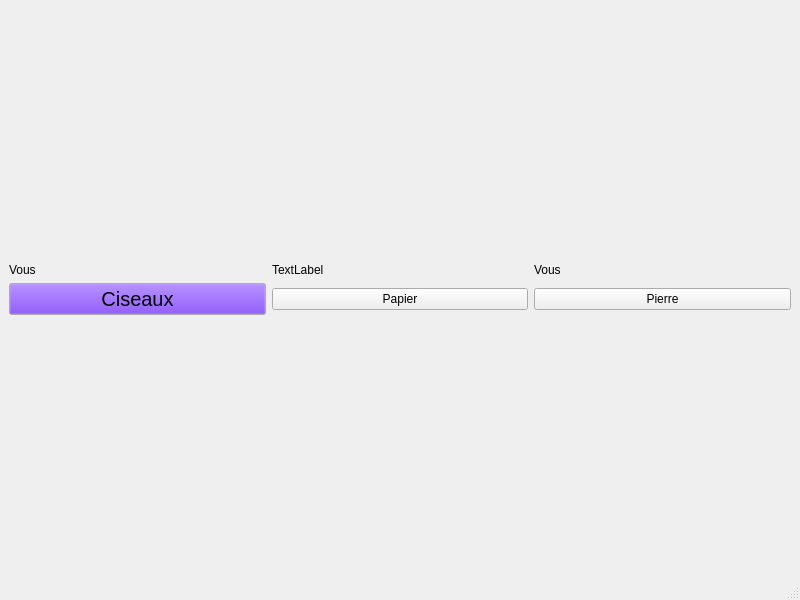
Before: the Qt Designer form mainwindow.ui in EnzoTlz/PFC, drawn with Qt 5.
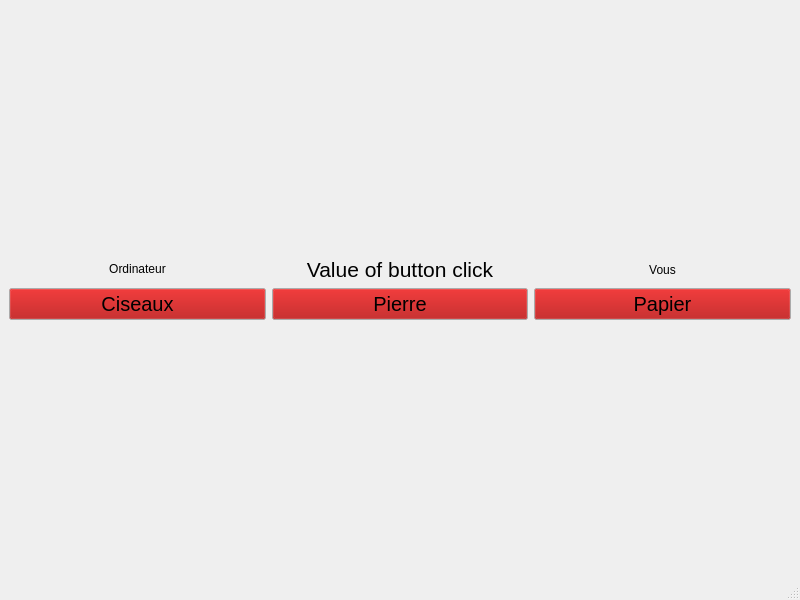
After: the same form once the commit is applied.

Commit message: add fonction get button cliked

Patch:
```diff
--- a/mainwindow.ui
+++ b/mainwindow.ui
@@ -20,20 +20,7 @@
    <layout class="QVBoxLayout" name="verticalLayout">
     <item>
      <layout class="QGridLayout" name="gridLayout">
-      <item row="0" column="0">
-       <widget class="QLabel" name="label">
-        <property name="sizePolicy">
-         <sizepolicy hsizetype="Preferred" vsizetype="Fixed">
-          <horstretch>0</horstretch>
-          <verstretch>0</verstretch>
-         </sizepolicy>
-        </property>
-        <property name="text">
-         <string>Vous</string>
-        </property>
-       </widget>
-      </item>
-      <item row="1" column="0">
+      <item row="3" column="0">
        <widget class="QPushButton" name="btn_Ciseaux">
         <property name="sizePolicy">
          <sizepolicy hsizetype="Minimum" vsizetype="Preferred">
@@ -47,9 +34,9 @@
            <colorrole role="Button">
             <brush brushstyle="SolidPattern">
              <color alpha="255">
-              <red>85</red>
+              <red>170</red>
               <green>0</green>
-              <blue>255</blue>
+              <blue>0</blue>
              </color>
             </brush>
            </colorrole>
@@ -58,9 +45,9 @@
            <colorrole role="Button">
             <brush brushstyle="SolidPattern">
              <color alpha="255">
-              <red>85</red>
+              <red>170</red>
               <green>0</green>
-              <blue>255</blue>
+              <blue>0</blue>
              </color>
             </brush>
            </colorrole>
@@ -69,9 +56,9 @@
            <colorrole role="Button">
             <brush brushstyle="SolidPattern">
              <color alpha="255">
-              <red>85</red>
+              <red>170</red>
               <green>0</green>
-              <blue>255</blue>
+              <blue>0</blue>
              </color>
             </brush>
            </colorrole>
@@ -88,7 +75,59 @@
         </property>
        </widget>
       </item>
-      <item row="1" column="2">
+      <item row="3" column="2">
+       <widget class="QPushButton" name="btn_Papier">
+        <property name="palette">
+         <palette>
+          <active>
+           <colorrole role="Button">
+            <brush brushstyle="SolidPattern">
+             <color alpha="255">
+              <red>170</red>
+              <green>0</green>
+              <blue>0</blue>
+             </color>
+            </brush>
+           </colorrole>
+          </active>
+          <inactive>
+           <colorrole role="Button">
+            <brush brushstyle="SolidPattern">
+             <color alpha="255">
+              <red>170</red>
+              <green>0</green>
+              <blue>0</blue>
+             </color>
+            </brush>
+           </colorrole>
+          </inactive>
+          <disabled>
+           <colorrole role="Button">
+            <brush brushstyle="SolidPattern">
+             <color alpha="255">
+              <red>170</red>
+              <green>0</green>
+              <blue>0</blue>
+             </color>
+            </brush>
+           </colorrole>
+          </disabled>
+         </palette>
+        </property>
+        <property name="font">
+         <font>
+          <pointsize>15</pointsize>
+         </font>
+        </property>
+        <property name="cursor">
+         <cursorShape>PointingHandCursor</cursorShape>
+        </property>
+        <property name="text">
+         <string>Papier</string>
+        </property>
+       </widget>
+      </item>
+      <item row="3" column="1">
        <widget class="QPushButton" name="btn_Pierre">
         <property name="sizeIncrement">
          <size>
@@ -96,29 +135,94 @@
           <height>0</height>
          </size>
         </property>
+        <property name="palette">
+         <palette>
+          <active>
+           <colorrole role="Button">
+            <brush brushstyle="SolidPattern">
+             <color alpha="255">
+              <red>170</red>
+              <green>0</green>
+              <blue>0</blue>
+             </color>
+            </brush>
+           </colorrole>
+          </active>
+          <inactive>
+           <colorrole role="Button">
+            <brush brushstyle="SolidPattern">
+             <color alpha="255">
+              <red>170</red>
+              <green>0</green>
+              <blue>0</blue>
+             </color>
+            </brush>
+           </colorrole>
+          </inactive>
+          <disabled>
+           <colorrole role="Button">
+            <brush brushstyle="SolidPattern">
+             <color alpha="255">
+              <red>170</red>
+              <green>0</green>
+              <blue>0</blue>
+             </color>
+            </brush>
+           </colorrole>
+          </disabled>
+         </palette>
+        </property>
+        <property name="font">
+         <font>
+          <pointsize>15</pointsize>
+         </font>
+        </property>
+        <property name="cursor">
+         <cursorShape>PointingHandCursor</cursorShape>
+        </property>
         <property name="text">
          <string>Pierre</string>
         </property>
        </widget>
       </item>
+      <item row="0" column="0">
+       <widget class="QLabel" name="label">
+        <property name="sizePolicy">
+         <sizepolicy hsizetype="Preferred" vsizetype="Fixed">
+          <horstretch>0</horstretch>
+          <verstretch>0</verstretch>
+         </sizepolicy>
+        </property>
+        <property name="text">
+         <string>Ordinateur</string>
+        </property>
+        <property name="alignment">
+         <set>Qt::AlignCenter</set>
+        </property>
+       </widget>
+      </item>
+      <item row="0" column="1">
+       <widget class="QLabel" name="lb_PrintResult">
+        <property name="font">
+         <font>
+          <pointsize>16</pointsize>
+         </font>
+        </property>
+        <property name="text">
+         <string>Value of button click</string>
+        </property>
+        <property name="alignment">
+         <set>Qt::AlignCenter</set>
+        </property>
+       </widget>
+      </item>
       <item row="0" column="2">
        <widget class="QLabel" name="label_2">
         <property name="text">
          <string>Vous</string>
         </property>
-       </widget>
-      </item>
-      <item row="1" column="1">
-       <widget class="QPushButton" name="btn_Papier">
-        <property name="text">
-         <string>Papier</string>
-        </property>
-       </widget>
-      </item>
-      <item row="0" column="1">
-       <widget class="QLabel" name="label_3">
-        <property name="text">
-         <string>TextLabel</string>
+        <property name="alignment">
+         <set>Qt::AlignCenter</set>
         </property>
        </widget>
       </item>
```
Left out of the diff: 3 changed lines with no effect on the pictures. The commit also changes 3 other files.
